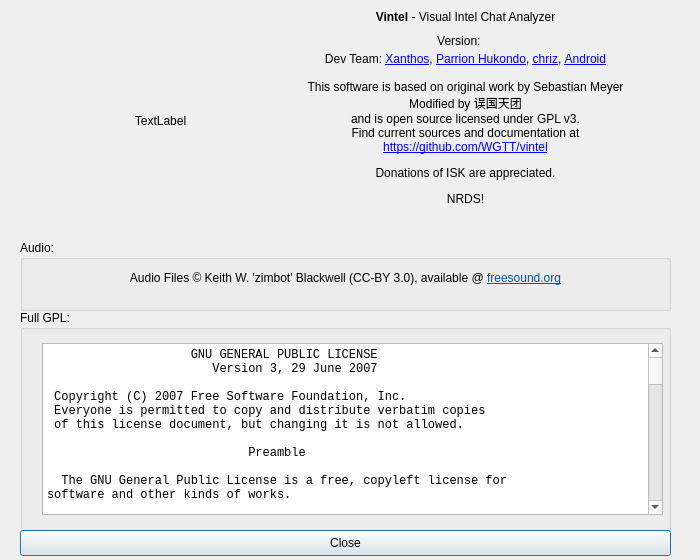
The window that src/vi/ui/Info.ui (TheBottleCyber/vintel) describes before a commit, drawn with Qt 5.
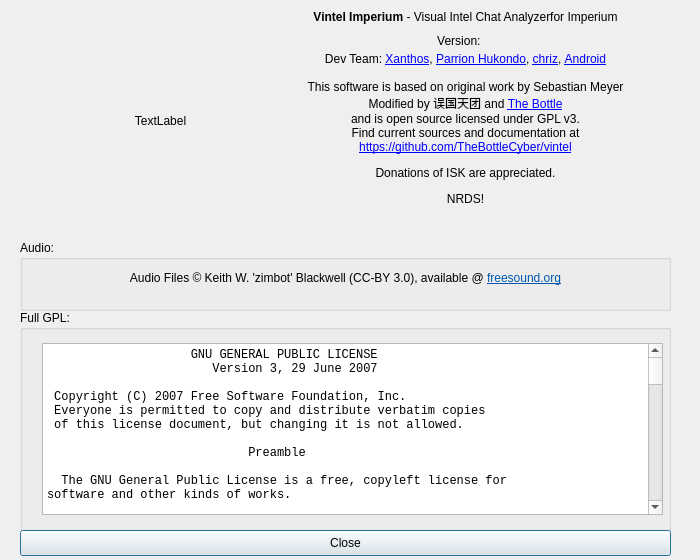
The same window after the commit.

Commit message: v1.2.5 added The Imperium regions, chats and refactored

What changed in the file:
```diff
--- a/src/vi/ui/Info.ui
+++ b/src/vi/ui/Info.ui
@@ -750,7 +750,7 @@
     </rect>
    </property>
    <property name="text">
-    <string>&lt;html&gt;&lt;head/&gt;&lt;body&gt;&lt;p align=&quot;center&quot;&gt;&lt;span style=&quot; font-weight:600;&quot;&gt;Vintel&lt;/span&gt; - Visual Intel Chat Analyzer&lt;br/&gt;&lt;br/&gt;&lt;br/&gt;Dev Team: &lt;a href=&quot;mailto:xanthos.eve@gmail.com&quot;&gt;&lt;span style=&quot; text-decoration: underline; color:#0000ff;&quot;&gt;Xanthos&lt;/span&gt;&lt;/a&gt;, &lt;a href=&quot;mailto:lightlazer@gmail.com&quot;&gt;&lt;span style=&quot; text-decoration: underline; color:#0000ff;&quot;&gt;Parrion Hukondo&lt;/span&gt;&lt;/a&gt;, &lt;a href=&quot;mailto:cberg@3wsolutions.se&quot;&gt;&lt;span style=&quot; text-decoration: underline; color:#0000ff;&quot;&gt;chriz&lt;/span&gt;&lt;/a&gt;, &lt;a href=&quot;mailto:Android99@outlook.com&quot;&gt;&lt;span style=&quot; text-decoration: underline; color:#0000ff;&quot;&gt;Android&lt;/span&gt;&lt;/a&gt;&lt;br/&gt;&lt;br/&gt;This software is based on original work by Sebastian Meyer &lt;br/&gt;Modified by 误国天团&lt;br/&gt;and is open source licensed under GPL v3.&lt;br/&gt;Find current sources and documentation at&lt;br/&gt;&lt;a href=&quot;https://github.com/WGTT/vintel&quot;&gt;&lt;span style=&quot; text-decoration: underline; color:#0000ff;&quot;&gt;https://github.com/WGTT/vintel&lt;/span&gt;&lt;/a&gt;&lt;/p&gt;&lt;p align=&quot;center&quot;&gt;Donations of ISK are appreciated.&lt;/p&gt;&lt;p align=&quot;center&quot;&gt;NRDS!&lt;/p&gt;&lt;/body&gt;&lt;/html&gt;</string>
+    <string>&lt;html&gt;&lt;head/&gt;&lt;body&gt;&lt;p align=&quot;center&quot;&gt;&lt;span style=&quot; font-weight:600;&quot;&gt;Vintel Imperium&lt;/span&gt; - Visual Intel Chat Analyzerfor Imperium&lt;br/&gt;&lt;br/&gt;&lt;br/&gt;Dev Team: &lt;a href=&quot;mailto:xanthos.eve@gmail.com&quot;&gt;&lt;span style=&quot; text-decoration: underline; color:#0000ff;&quot;&gt;Xanthos&lt;/span&gt;&lt;/a&gt;, &lt;a href=&quot;mailto:lightlazer@gmail.com&quot;&gt;&lt;span style=&quot; text-decoration: underline; color:#0000ff;&quot;&gt;Parrion Hukondo&lt;/span&gt;&lt;/a&gt;, &lt;a href=&quot;mailto:cberg@3wsolutions.se&quot;&gt;&lt;span style=&quot; text-decoration: underline; color:#0000ff;&quot;&gt;chriz&lt;/span&gt;&lt;/a&gt;, &lt;a href=&quot;mailto:Android99@outlook.com&quot;&gt;&lt;span style=&quot; text-decoration: underline; color:#0000ff;&quot;&gt;Android&lt;/span&gt;&lt;/a&gt;&lt;br/&gt;&lt;br/&gt;This software is based on original work by Sebastian Meyer &lt;br/&gt;Modified by 误国天团 and &lt;a href=&quot;https://evewho.com/character/2117314232&quot;&gt;&lt;span style=&quot; text-decoration: underline; color:#0000ff;&quot;&gt;The Bottle&lt;/span&gt;&lt;/a&gt;&lt;br/&gt;and is open source licensed under GPL v3.&lt;br/&gt;Find current sources and documentation at&lt;br/&gt;&lt;a href=&quot;https://github.com/TheBottleCyber/vintel&quot;&gt;&lt;span style=&quot; text-decoration: underline; color:#0000ff;&quot;&gt;https://github.com/TheBottleCyber/vintel&lt;/span&gt;&lt;/a&gt;&lt;/p&gt;&lt;p align=&quot;center&quot;&gt;Donations of ISK are appreciated.&lt;/p&gt;&lt;p align=&quot;center&quot;&gt;NRDS!&lt;/p&gt;&lt;/body&gt;&lt;/html&gt;</string>
    </property>
    <property name="alignment">
     <set>Qt::AlignHCenter|Qt::AlignTop</set>
```
The commit also changes 6 other files.
